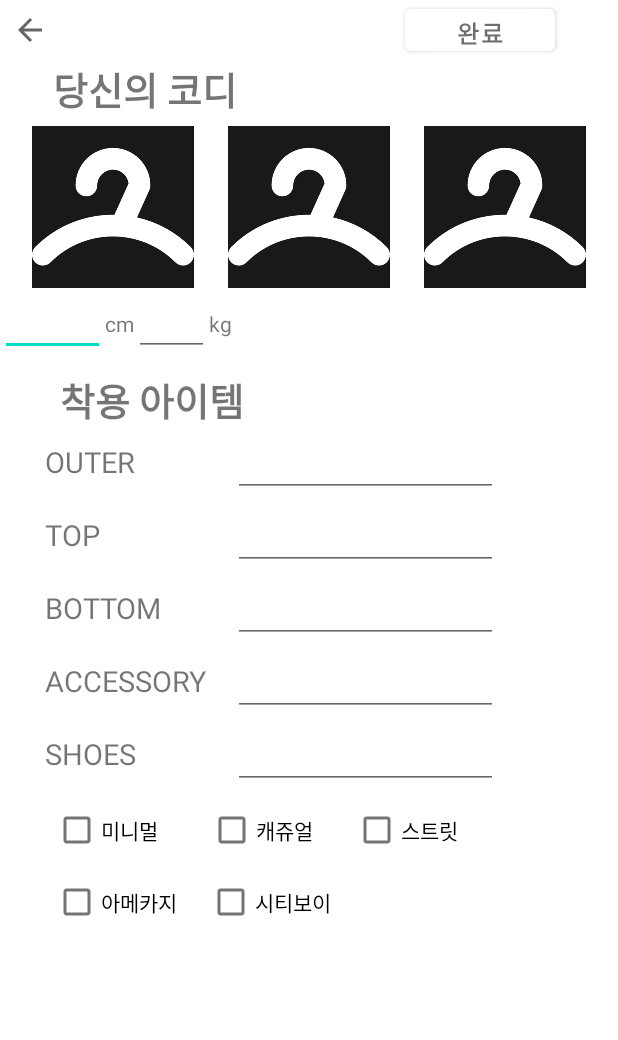
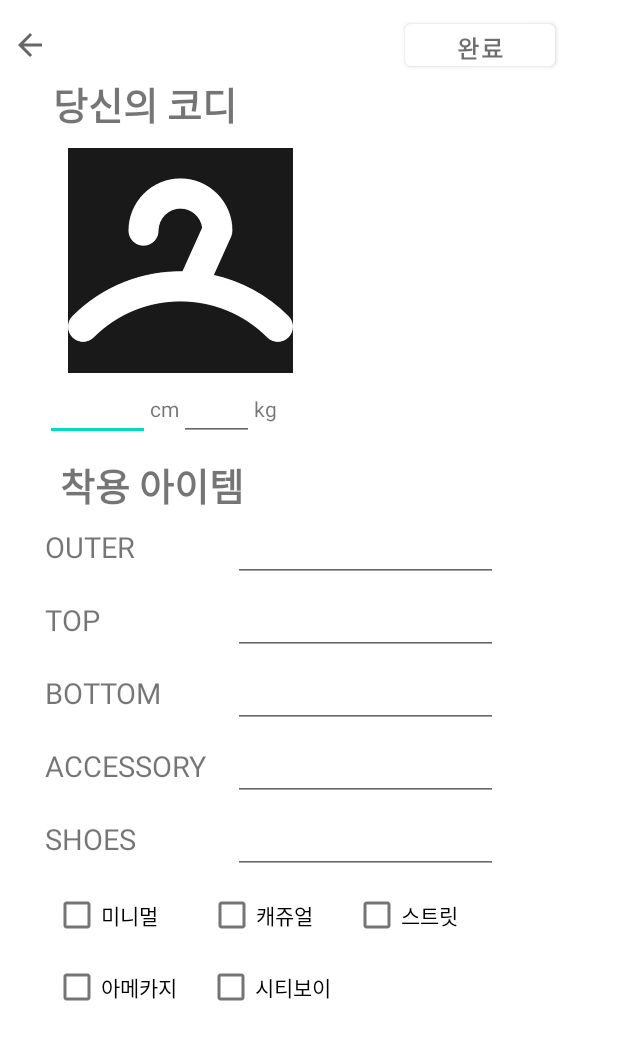
Before and after one commit to ehojune/OOTM_app_frontend, an Android app: the layout frag2_activity_newpostactivity.xml on its own in the app's theme, with its tools: preview values and no code run, on a phone screen of 412 x 824 dp. Shown: the top 1040 px of the screen. Run offline under Robolectric (Android 15) with nearby library versions, the phone set to English and light mode, and no system bars.

Commit message:
remove actionbar

```diff
--- a/frontend/app/src/main/AndroidManifest.xml
+++ b/frontend/app/src/main/AndroidManifest.xml
@@ -27,10 +27,12 @@
         </activity>
         <activity android:name=".TabActivity"/>
         <activity android:name=".Frag3.LoginViewActivity"/>
-        <activity android:name=".Frag2.NewPostActivity"/>
+        <activity android:name=".Frag2.NewPostActivity"
+            android:theme="@style/Theme.AppCompat.Light.NoActionBar"/>
         <activity android:name=".Frag2.ViewPostActivity" />
         <activity android:name=".Frag2.PopupActivity"
             android:theme="@style/Theme.AppCompat.Dialog"/>
+        <activity android:name=".Frag2.PopupSelectActivity"/>
     </application>
 
 </manifest>
--- a/frontend/app/src/main/res/layout/frag2_activity_newpostactivity.xml
+++ b/frontend/app/src/main/res/layout/frag2_activity_newpostactivity.xml
@@ -12,6 +12,7 @@
     <LinearLayout
         android:layout_width="match_parent"
         android:layout_height="wrap_content"
+        android:layout_marginTop="10dp"
         android:orientation="horizontal">
 
         <ImageButton
@@ -57,42 +58,28 @@
     </LinearLayout>
 
     <LinearLayout
-        android:layout_width="match_parent"
+        android:layout_width="wrap_content"
         android:layout_height="wrap_content"
-        android:layout_marginLeft="10dp"
-        android:layout_marginTop="5dp"
+        android:layout_marginLeft="45dp"
+        android:layout_marginTop="10dp"
         android:layout_marginRight="10dp"
         android:orientation="horizontal">
 
         <ImageView
             android:id="@+id/Uploadimg1"
-            android:layout_width="108dp"
-            android:layout_height="108dp"
+            android:layout_width="150dp"
+            android:layout_height="150dp"
             android:layout_weight="1"
             android:clickable="true"
             app:srcCompat="@drawable/app_logo" />
 
-        <ImageView
-            android:id="@+id/Uploadimg2"
-            android:layout_width="108dp"
-            android:layout_height="108dp"
-            android:layout_weight="1"
-            android:clickable="true"
-            app:srcCompat="@drawable/app_logo" />
-
-        <ImageView
-            android:id="@+id/Uploadimg3"
-            android:layout_width="108dp"
-            android:layout_height="108dp"
-            android:layout_weight="1"
-            android:clickable="true"
-            app:srcCompat="@drawable/app_logo" />
     </LinearLayout>
 
     <LinearLayout
         android:layout_width="wrap_content"
         android:layout_height="wrap_content"
-        android:orientation="horizontal">
+        android:orientation="horizontal"
+        android:layout_marginLeft="30dp">
 
         <EditText
             android:id="@+id/HeightInfo"
```
Also changed, not shown: frontend/app/src/main/java/com/example/cloth_recommender/Frag2/NewPostActivity.java (+7 -31 lines), frontend/app/src/main/java/com/example/cloth_recommender/Frag2/PopupSelectActivity.java (added, +13 -0 lines).
